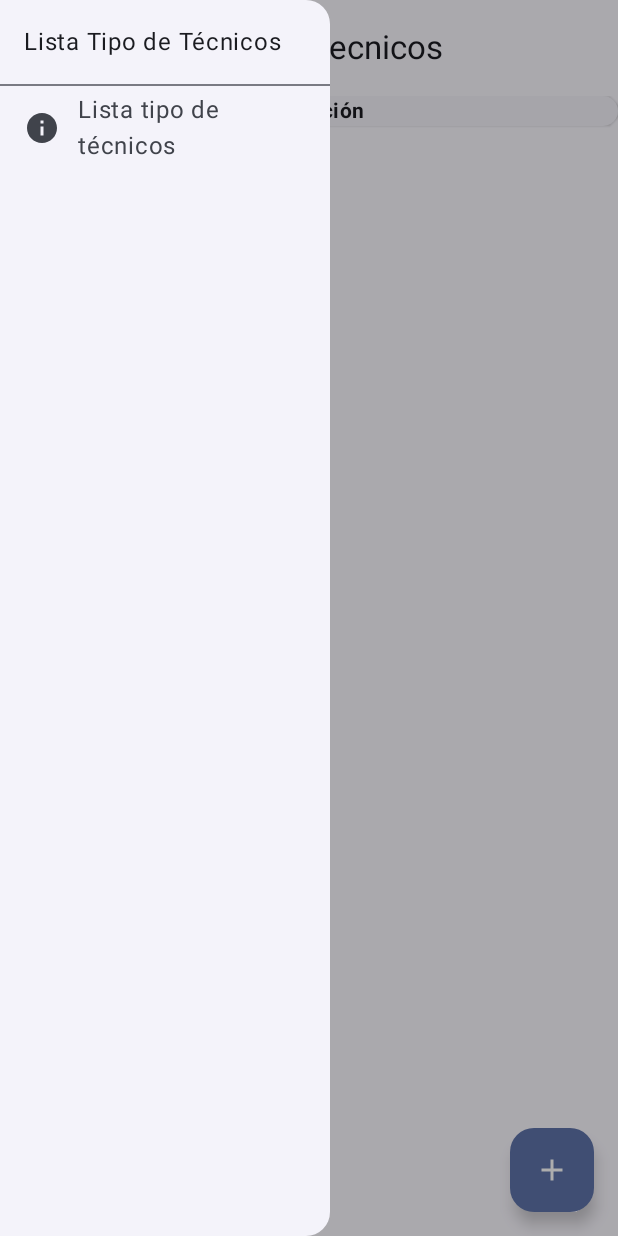
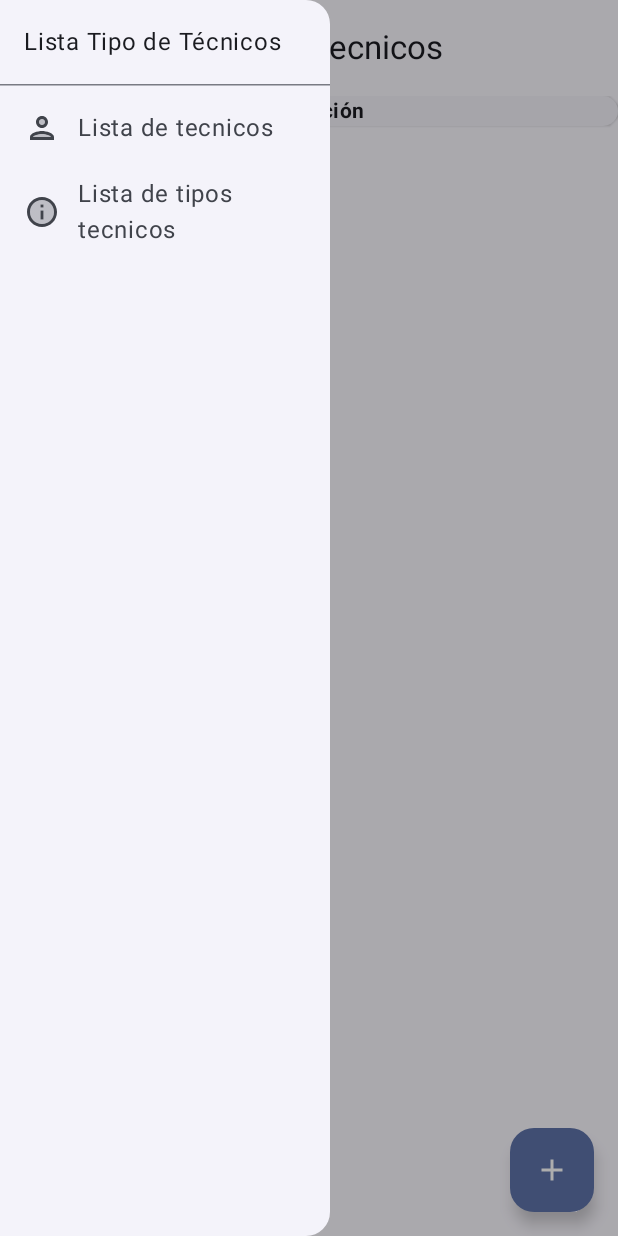
Before and after one commit to Stronauta/TechnicalApp, an Android app built with Jetpack Compose: the TipoListScreen screen opened through its navigation route, after a tap on "Localized description", on a phone screen of 412 x 824 dp. Run offline under Robolectric (Android 15) with nearby library versions, the phone set to English and light mode, and no system bars; our stand-ins replace Room's generated code.

Commit message:
Arreglando problemas con el onclick Tecnicos

```diff
--- a/app/src/main/java/com/example/technical/presentation/tecnico/TechnicalListScreen.kt
+++ b/app/src/main/java/com/example/technical/presentation/tecnico/TechnicalListScreen.kt
@@ -1,6 +1,5 @@
 package com.example.technical.presentation.tecnico
 
-import android.widget.Toast
 import androidx.compose.foundation.background
 import androidx.compose.foundation.clickable
 import androidx.compose.foundation.layout.Column
@@ -11,36 +10,26 @@ import androidx.compose.foundation.layout.fillMaxWidth
 import androidx.compose.foundation.layout.height
 import androidx.compose.foundation.layout.padding
 import androidx.compose.foundation.layout.requiredWidth
-import androidx.compose.foundation.layout.width
 import androidx.compose.foundation.lazy.LazyColumn
 import androidx.compose.foundation.lazy.items
 
 import androidx.compose.material.icons.Icons
-import androidx.compose.material.icons.filled.Warning
-import androidx.compose.material.icons.twotone.Delete
+import androidx.compose.material.icons.twotone.Info
 import androidx.compose.material.icons.twotone.Person
-import androidx.compose.material3.AlertDialog
-import androidx.compose.material3.ButtonDefaults
 import androidx.compose.material3.Divider
 import androidx.compose.material3.DrawerValue
 import androidx.compose.material3.ElevatedCard
 import androidx.compose.material3.Icon
-import androidx.compose.material3.IconButton
 import androidx.compose.material3.MaterialTheme
 import androidx.compose.material3.ModalDrawerSheet
 import androidx.compose.material3.ModalNavigationDrawer
 import androidx.compose.material3.NavigationDrawerItem
 import androidx.compose.material3.Scaffold
 import androidx.compose.material3.Text
-import androidx.compose.material3.TextButton
 import androidx.compose.material3.rememberDrawerState
 import androidx.compose.runtime.Composable
 import androidx.compose.runtime.getValue
-import androidx.compose.runtime.mutableStateOf
-import androidx.compose.runtime.remember
 import androidx.compose.runtime.rememberCoroutineScope
-import androidx.compose.runtime.setValue
-import androidx.compose.ui.Alignment
 import androidx.compose.ui.Modifier
 import androidx.compose.ui.graphics.Color
 import androidx.compose.ui.platform.LocalContext
@@ -52,6 +41,7 @@ import androidx.navigation.NavHostController
 import androidx.navigation.compose.rememberNavController
 import com.example.technical.Screen
 import com.example.technical.data.local.entities.TechnicalEntity
+import com.example.technical.data.local.entities.TiposEntity
 import com.example.technical.ui.theme.TechnicalTheme
 import com.example.technical.presentation.componets.TopAppBar
 import com.example.technical.presentation.componets.FloatingButton
@@ -62,30 +52,29 @@ fun TechnicalListScreen(
     viewModel: TecnicoViewModel,
     onTechnicalClickVer: (TechnicalEntity) -> Unit,
     onAddTechnical: () -> Unit,
-    navController: NavHostController
-    // onTechnicalDelete: (TechnicalEntity) -> Unit
+    navController: NavHostController,
 ){
     val technical by viewModel.technicals.collectAsStateWithLifecycle()
+    val tipoTecnico by viewModel.tipoTecnico.collectAsStateWithLifecycle()
+
     TechnicalListBody(
         technical = technical,
+        tipoTecnico = tipoTecnico,
+        onAddTechnical = onAddTechnical,
         onTechnicalClickVer = onTechnicalClickVer,
-        onAddTechnical = onAddTechnical,
         navController = navController,
-
-        )
+    )
 }
 
 @Composable
 fun TechnicalListBody(
     technical: List<TechnicalEntity>,
+    tipoTecnico: List<TiposEntity>,
     onTechnicalClickVer: (TechnicalEntity) -> Unit,
     onAddTechnical: () -> Unit,
-    navController: NavHostController,
+    navController: NavHostController
 ) {
-    val context = LocalContext.current
 
-    var showDialog by remember { mutableStateOf(false) }
-    var technicalDelete by remember { mutableStateOf<TechnicalEntity?>(null) }
 
     val scope = rememberCoroutineScope()
     var drawerState = rememberDrawerState(initialValue = DrawerValue.Closed)
@@ -115,7 +104,7 @@ fun TechnicalListBody(
                     onClick = { navController.navigate(Screen.TiposTecnicoList) },
                     icon = {
                         Icon(
-                            imageVector = Icons.TwoTone.Person,
+                            imageVector = Icons.TwoTone.Info,
                             contentDescription = "Lista de tecnicos"
                         )
                     }
@@ -169,6 +158,14 @@ fun TechnicalListBody(
                             style = MaterialTheme.typography.bodyMedium.copy(fontWeight = FontWeight.Bold),
                             modifier = Modifier.weight(0.40f)
                         )
+
+                        Spacer(modifier = Modifier.height(8.dp))
+
+                        Text(
+                            text = "Tipo Técnico",
+                            style = MaterialTheme.typography.bodyMedium.copy(fontWeight = FontWeight.Bold),
+                            modifier = Modifier.weight(0.25f)
+                        )
                     }
                 }
 
@@ -176,6 +173,10 @@ fun TechnicalListBody(
                     modifier = Modifier.fillMaxSize()
                 ) {
                     items(technical) { Technical ->
+
+                        val tipoEntity = tipoTecnico.find { it.TipoId == Technical.tipo }
+                        val tipoDescription = tipoEntity?.Descripción ?: "Unknown"
+
                         Column(
                             modifier = Modifier
                                 .fillMaxWidth()
@@ -197,13 +198,20 @@ fun TechnicalListBody(
                                     text = Technical.tecnicoId.toString() + ". ",
                                     modifier = Modifier.weight(0.100f)
                                 )
+
                                 Text(
                                     text = Technical.tecnicoName,
                                     modifier = Modifier.weight(0.25f)
                                 )
+
                                 Text(
                                     text = "RD " + Technical.monto.toString(),
-                                    modifier = Modifier.weight(0.350f)
+                                    modifier = Modifier.weight(0.300f)
+                                )
+
+                                Text(
+                                    text = tipoDescription,
+                                    modifier = Modifier.weight(0.300f)
                                 )
                             }
                             Spacer(
@@ -227,7 +235,7 @@ fun TechnicalListPreview() {
     val technical = listOf(
         TechnicalEntity(
             tecnicoId = 1,
-            tecnicoName = "Samir",
+            tecnicoName = "a",
             monto = 1000.0
         )
     )
@@ -235,15 +243,17 @@ fun TechnicalListPreview() {
         val technical = listOf(
             TechnicalEntity(
                 tecnicoId = 1,
-                tecnicoName = "Samir",
-                monto = 1000.0
+                tecnicoName = "a",
+                monto = 1000.0,
+                tipo = 1
             )
         )
         TechnicalListBody(
             technical = technical,
             onTechnicalClickVer = {},
             onAddTechnical = {},
-            navController = rememberNavController()
+            navController = rememberNavController(),
+            tipoTecnico = emptyList()
         )
     }
 }
--- a/app/src/main/java/com/example/technical/presentation/tipo_tecnico/TiposTecnicosListScreen.kt
+++ b/app/src/main/java/com/example/technical/presentation/tipo_tecnico/TiposTecnicosListScreen.kt
@@ -1,6 +1,7 @@
 package com.example.technical.presentation.tipo_tecnico
 
 import android.widget.Toast
+import androidx.compose.foundation.background
 import androidx.compose.foundation.clickable
 import androidx.compose.foundation.layout.Column
 import androidx.compose.foundation.layout.Row
@@ -14,14 +15,15 @@ import androidx.compose.foundation.layout.width
 import androidx.compose.foundation.lazy.LazyColumn
 import androidx.compose.foundation.lazy.items
 import androidx.compose.material.icons.Icons
-import androidx.compose.material.icons.filled.Info
-import androidx.compose.material.icons.filled.Person
 import androidx.compose.material.icons.filled.Warning
+import androidx.compose.material.icons.twotone.Info
+import androidx.compose.material.icons.twotone.Person
 import androidx.compose.material3.AlertDialog
 import androidx.compose.material3.ButtonDefaults
 import androidx.compose.material3.Divider
 import androidx.compose.material3.DrawerValue
 import androidx.compose.material3.ElevatedCard
+import androidx.compose.material3.HorizontalDivider
 
 import androidx.compose.material3.Icon
 import androidx.compose.material3.MaterialTheme
@@ -92,16 +94,28 @@ fun TiposListBody(
         drawerContent = {
             ModalDrawerSheet(Modifier.requiredWidth(220.dp)) {
                 Text("Lista Tipo de Técnicos", modifier = Modifier.padding(16.dp))
-                Divider()
+                HorizontalDivider()
 
                 NavigationDrawerItem(
-                    label = { Text(text = "Lista tipo de técnicos") },
+                    label = { Text(text = "Lista de tecnicos") },
+                    selected = false,
+                    onClick = { navController.navigate(Screen.TechnicalListScreen) },
+                    icon = {
+                        Icon(
+                            imageVector = Icons.TwoTone.Person,
+                            contentDescription = "Lista de tecnicos"
+                        )
+                    }
+                )
+
+                NavigationDrawerItem(
+                    label = { Text(text = "Lista de tipos tecnicos") },
                     selected = false,
                     onClick = { navController.navigate(Screen.TiposTecnicoList) },
                     icon = {
                         Icon(
-                            imageVector = Icons.Default.Info,
-                            contentDescription = "Lista tipo de técnicos"
+                            imageVector = Icons.TwoTone.Info,
+                            contentDescription = "Lista de tecnicos"
                         )
                     }
                 )
@@ -166,6 +180,9 @@ fun TiposListBody(
                             modifier = Modifier
                                 .fillMaxWidth()
                                 .padding(vertical = 8.dp)
+                                .background(
+                                    Color(0xFFFFFFFF)
+                                )
                         ) {
                             Row(
                                 modifier = Modifier
@@ -191,6 +208,12 @@ fun TiposListBody(
                                     contentDescription = "money",
                                 )
                             }
+                            Spacer(
+                                modifier = Modifier
+                                    .fillMaxWidth()
+                                    .height(1.dp)
+                                    .background(Color.Gray)
+                            )
                         }
                     }
 
--- a/app/src/main/java/com/example/technical/presentation/tipo_tecnico/TiposViewModel.kt
+++ b/app/src/main/java/com/example/technical/presentation/tipo_tecnico/TiposViewModel.kt
@@ -54,6 +54,7 @@ class TiposViewModel(
     }
 
     fun saveTipo() {
+        viewModelScope.launch {
             var comprobado = true
 
             uiState.update {
@@ -80,7 +81,6 @@ class TiposViewModel(
                 comprobado = false
             }
 
-        viewModelScope.launch {
             if(!descripcionTipoExiste()){
                 uiState.update {
                     it.copy(esDescripcionError = "Descripcion ya existe")
```
Also changed, not shown: app/src/main/java/com/example/technical/presentation/tecnico/TechnicalScreen.kt (+17 -3 lines), app/src/main/java/com/example/technical/presentation/tipo_tecnico/TiposTecnicosScreen.kt (+17 -17 lines). Lines whose indentation alone changed are shown as unchanged.
